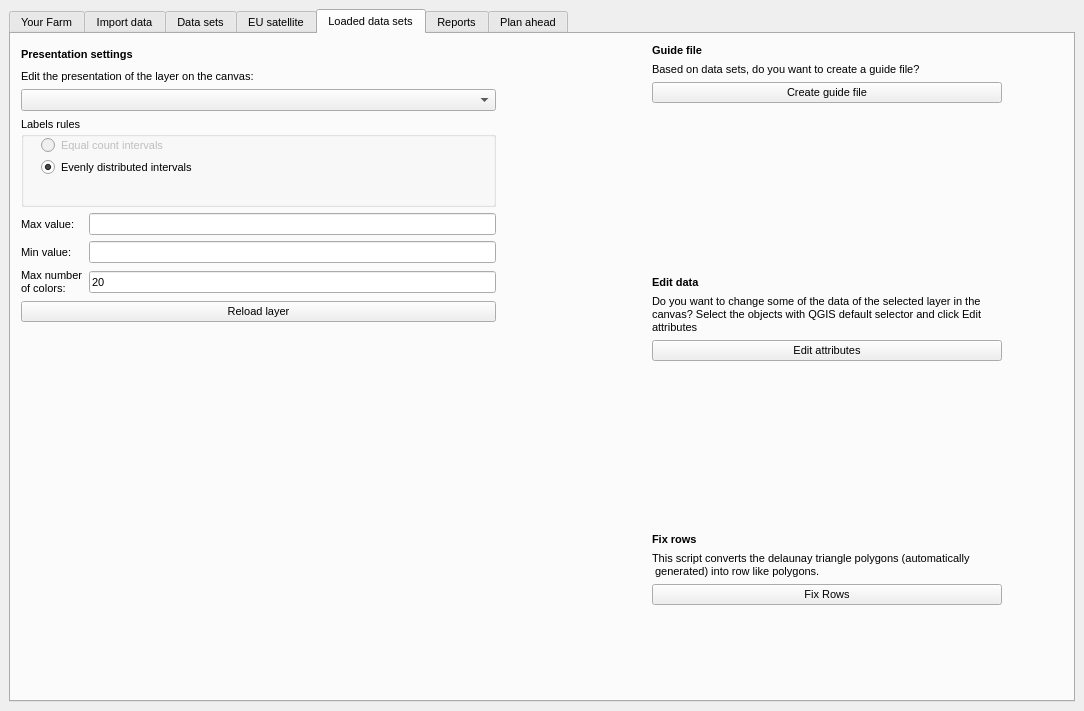
The window that GeoDataFarm_dockwidget_base.ui (axelande/geodatafarm3) describes before a commit, drawn with Qt 5.
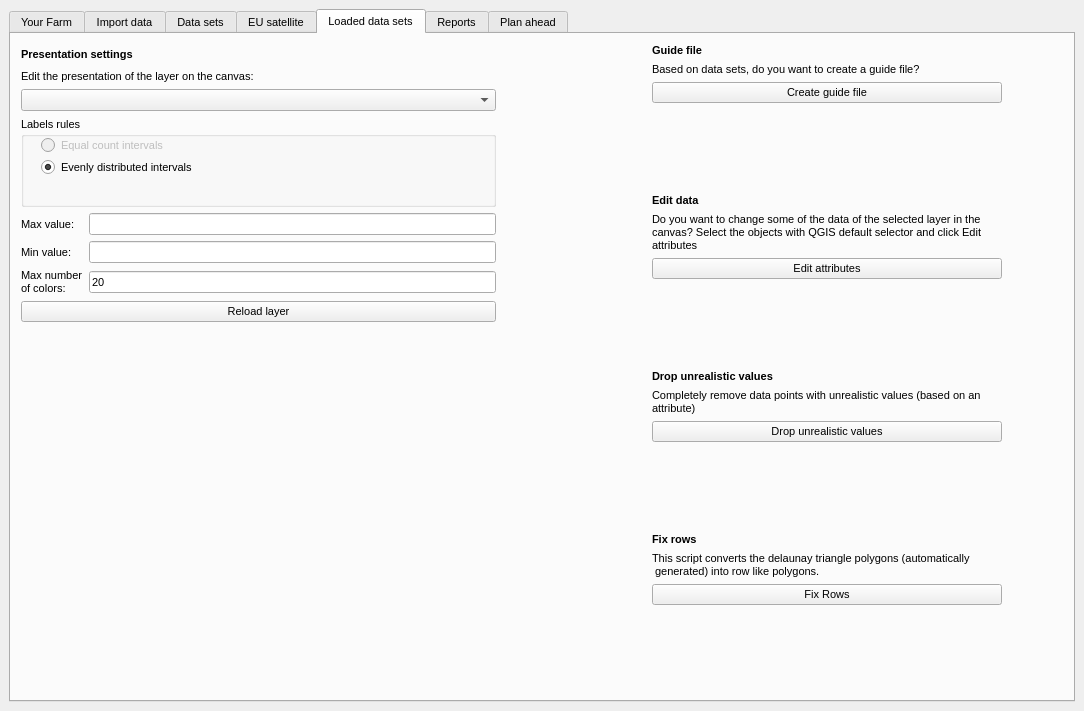
The same window after the commit. The open tabs and pages were chosen to show the change. Custom widgets are drawn as their Qt base class.

Commit message: Added drop un real values option

Diff of the .ui file:
```diff
--- a/GeoDataFarm_dockwidget_base.ui
+++ b/GeoDataFarm_dockwidget_base.ui
@@ -3144,6 +3144,73 @@
                </property>
               </spacer>
              </item>
+             <item>
+              <widget class="QLabel" name="label_45">
+               <property name="maximumSize">
+                <size>
+                 <width>16777215</width>
+                 <height>20</height>
+                </size>
+               </property>
+               <property name="font">
+                <font>
+                 <weight>75</weight>
+                 <bold>true</bold>
+                </font>
+               </property>
+               <property name="text">
+                <string>Drop unrealistic values</string>
+               </property>
+              </widget>
+             </item>
+             <item>
+              <widget class="QLabel" name="label_47">
+               <property name="minimumSize">
+                <size>
+                 <width>350</width>
+                 <height>0</height>
+                </size>
+               </property>
+               <property name="maximumSize">
+                <size>
+                 <width>350</width>
+                 <height>16777215</height>
+                </size>
+               </property>
+               <property name="text">
+                <string>Completely remove data points with unrealistic values (based on an attribute)</string>
+               </property>
+               <property name="alignment">
+                <set>Qt::AlignLeading|Qt::AlignLeft|Qt::AlignTop</set>
+               </property>
+               <property name="wordWrap">
+                <bool>true</bool>
+               </property>
+              </widget>
+             </item>
+             <item>
+              <widget class="QPushButton" name="PBDropUnReal">
+               <property name="locale">
+                <locale language="English" country="UnitedKingdom"/>
+               </property>
+               <property name="text">
+                <string>Drop unrealistic values</string>
+               </property>
+              </widget>
+             </item>
+             <item>
+              <spacer name="verticalSpacer_9">
+               <property name="orientation">
+                <enum>Qt::Vertical</enum>
+               </property>
+               <property name="sizeHint" stdset="0">
+                <size>
+                 <width>20</width>
+                 <height>40</height>
+                </size>
+               </property>
+              </spacer>
+             </item>
              <item>
               <widget class="QLabel" name="label_40">
                <property name="font">
```
Left out of the diff: 1 changed line with no effect on the pictures. The commit also changes 4 other files.
